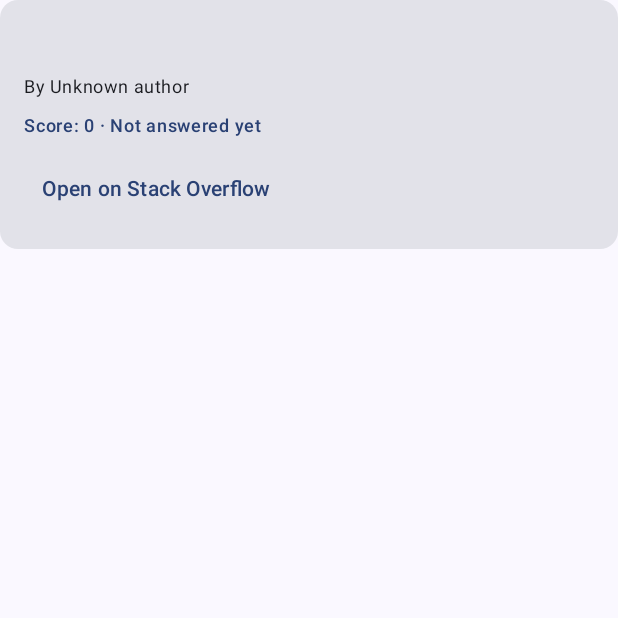
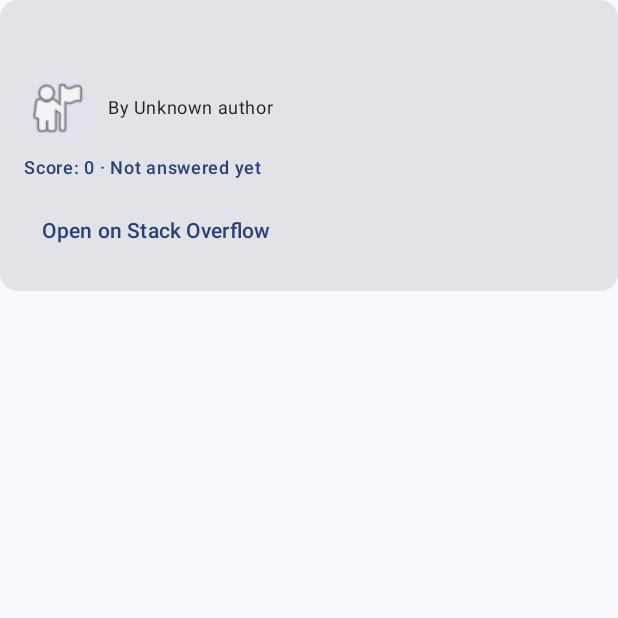
Before and after one commit to Chieftain36/StudyPlanner, an Android app built with Jetpack Compose: the composable QuestionCard shown on its own in the app's theme, on a phone screen of 412 x 824 dp, the top half of it. Run offline under Robolectric (Android 15) with nearby library versions, the phone set to English and light mode, and no system bars; pictures from the network do not load.

Commit message:
Load Study Lab author avatars with Coil

```diff
--- a/app/build.gradle.kts
+++ b/app/build.gradle.kts
@@ -58,6 +58,8 @@ dependencies {
     implementation("com.jakewharton.retrofit:retrofit2-kotlinx-serialization-converter:1.0.0")
     implementation("org.jetbrains.kotlinx:kotlinx-serialization-json:1.6.3")
 
+    implementation("io.coil-kt:coil-compose:2.7.0")
+
     testImplementation(libs.junit)
 
     androidTestImplementation(platform(libs.androidx.compose.bom))
--- a/app/src/main/java/kz/studyplanner/screens/StudyLabScreen.kt
+++ b/app/src/main/java/kz/studyplanner/screens/StudyLabScreen.kt
@@ -1,18 +1,26 @@
 package kz.studyplanner.ui.screens
 
 import android.text.Html
+import androidx.compose.foundation.background
 import androidx.compose.foundation.horizontalScroll
 import androidx.compose.foundation.layout.*
 import androidx.compose.foundation.lazy.LazyColumn
 import androidx.compose.foundation.lazy.items
 import androidx.compose.foundation.rememberScrollState
+import androidx.compose.foundation.shape.CircleShape
 import androidx.compose.material3.*
 import androidx.compose.runtime.Composable
 import androidx.compose.runtime.remember
 import androidx.compose.ui.Alignment
 import androidx.compose.ui.Modifier
+import androidx.compose.ui.draw.clip
+import androidx.compose.ui.layout.ContentScale
+import androidx.compose.ui.platform.LocalContext
 import androidx.compose.ui.platform.LocalUriHandler
+import androidx.compose.ui.res.painterResource
 import androidx.compose.ui.unit.dp
+import coil.compose.AsyncImage
+import coil.request.ImageRequest
 import kz.studyplanner.data.StudyTopic
 import kz.studyplanner.data.remote.QuestionDto
 import kz.studyplanner.viewmodel.StudyLabUiState
@@ -149,10 +157,21 @@ private fun QuestionCard(
                 style = MaterialTheme.typography.titleMedium
             )
 
-            Text(
-                text = "By $author",
-                style = MaterialTheme.typography.bodySmall
-            )
+            Row(
+                verticalAlignment = Alignment.CenterVertically,
+                horizontalArrangement = Arrangement.spacedBy(12.dp)
+            ) {
+                AuthorAvatar(
+                    imageUrl = question.owner?.profileImage,
+                    authorName = author
+                )
+
+                Text(
+                    text = "By $author",
+                    style = MaterialTheme.typography.bodySmall,
+                    modifier = Modifier.weight(1f)
+                )
+            }
 
             Text(
                 text = "Score: ${question.score} · " +
@@ -185,6 +204,40 @@ private fun QuestionCard(
             }
         }
     }
+}
+
+@Composable
+private fun AuthorAvatar(
+    imageUrl: String?,
+    authorName: String
+) {
+    val context = LocalContext.current
+
+    val imageRequest = remember(context, imageUrl) {
+        ImageRequest.Builder(context)
+            .data(imageUrl?.takeIf { it.isNotBlank() })
+            .crossfade(true)
+            .build()
+    }
+
+    val defaultAvatar = painterResource(
+        id = android.R.drawable.ic_menu_myplaces
+    )
+
+    AsyncImage(
+        model = imageRequest,
+        contentDescription = "Avatar of $authorName",
+        placeholder = defaultAvatar,
+        error = defaultAvatar,
+        fallback = defaultAvatar,
+        contentScale = ContentScale.Crop,
+        modifier = Modifier
+            .size(44.dp)
+            .clip(CircleShape)
+            .background(
+                MaterialTheme.colorScheme.surfaceVariant
+            )
+    )
 }
 
 @Composable
```
